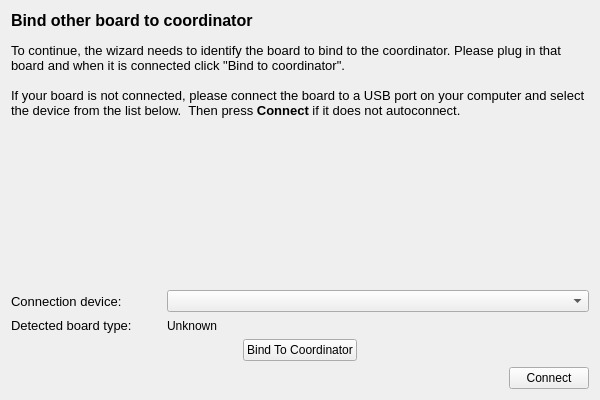
Before: the Qt Designer form ground/gcs/src/plugins/rfmbindwizard/pages/coordinatedpage.ui in TauLabs/TauLabs, drawn with Qt 5.
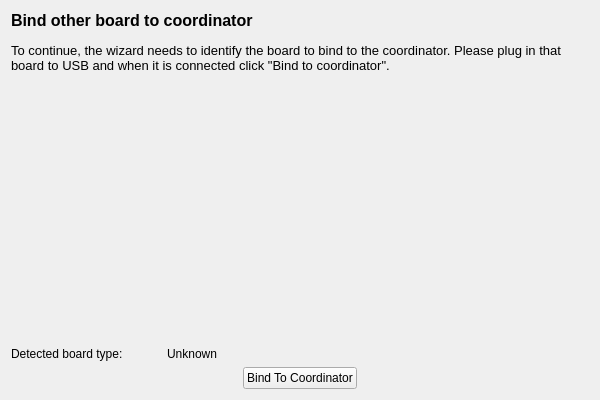
After: the same form once the commit is applied.

Commit message: GCS/Bind wizard: Update coordinated page to use common class

What changed in the file:
```diff
--- a/ground/gcs/src/plugins/rfmbindwizard/pages/coordinatedpage.ui
+++ b/ground/gcs/src/plugins/rfmbindwizard/pages/coordinatedpage.ui
@@ -35,9 +35,7 @@
 &lt;/style&gt;&lt;/head&gt;&lt;body style=&quot; font-family:'.Lucida Grande UI'; font-size:13pt; font-weight:400; font-style:normal;&quot;&gt;
 &lt;p style=&quot; margin-top:0px; margin-bottom:0px; margin-left:0px; margin-right:0px; -qt-block-indent:0; text-indent:0px;&quot;&gt;&lt;span style=&quot; font-family:'MS Shell Dlg 2'; font-size:12pt; font-weight:600;&quot;&gt;Bind other board to coordinator&lt;/span&gt;&lt;/p&gt;
 &lt;p style=&quot;-qt-paragraph-type:empty; margin-top:0px; margin-bottom:0px; margin-left:0px; margin-right:0px; -qt-block-indent:0; text-indent:0px; font-family:'MS Shell Dlg 2'; font-size:8pt;&quot;&gt;&lt;br /&gt;&lt;/p&gt;
-&lt;p style=&quot; margin-top:0px; margin-bottom:0px; margin-left:0px; margin-right:0px; -qt-block-indent:0; text-indent:0px;&quot;&gt;&lt;span style=&quot; font-family:'MS Shell Dlg 2'; font-size:10pt;&quot;&gt;To continue, the wizard needs to identify the board to bind to the coordinator. Please plug in that board and when it is connected click &amp;quot;Bind to coordinator&amp;quot;.&lt;/span&gt;&lt;/p&gt;
-&lt;p style=&quot;-qt-paragraph-type:empty; margin-top:0px; margin-bottom:0px; margin-left:0px; margin-right:0px; -qt-block-indent:0; text-indent:0px; font-family:'MS Shell Dlg 2'; font-size:10pt;&quot;&gt;&lt;br /&gt;&lt;/p&gt;
-&lt;p style=&quot; margin-top:0px; margin-bottom:0px; margin-left:0px; margin-right:0px; -qt-block-indent:0; text-indent:0px;&quot;&gt;&lt;span style=&quot; font-family:'MS Shell Dlg 2'; font-size:10pt;&quot;&gt;If your board is not connected, please connect the board to a USB port on your computer and select the device from the list below.  Then press &lt;/span&gt;&lt;span style=&quot; font-family:'MS Shell Dlg 2'; font-size:10pt; font-weight:600;&quot;&gt;Connect&lt;/span&gt;&lt;span style=&quot; font-family:'MS Shell Dlg 2'; font-size:10pt;&quot;&gt; if it does not autoconnect.&lt;/span&gt;&lt;/p&gt;&lt;/body&gt;&lt;/html&gt;</string>
+&lt;p style=&quot; margin-top:0px; margin-bottom:0px; margin-left:0px; margin-right:0px; -qt-block-indent:0; text-indent:0px;&quot;&gt;&lt;span style=&quot; font-family:'MS Shell Dlg 2'; font-size:10pt;&quot;&gt;To continue, the wizard needs to identify the board to bind to the coordinator. Please plug in that board to USB and when it is connected click &amp;quot;Bind to coordinator&amp;quot;.&lt;/span&gt;&lt;/p&gt;&lt;/body&gt;&lt;/html&gt;</string>
      </property>
      <property name="textFormat">
       <enum>Qt::AutoText</enum>
@@ -68,40 +66,6 @@
    </item>
    <item>
     <layout class="QVBoxLayout" name="verticalLayout_2">
-     <item>
-      <layout class="QHBoxLayout" name="horizontalLayout_2">
-       <item>
-        <widget class="QLabel" name="label_2">
-         <property name="minimumSize">
-          <size>
-           <width>150</width>
-           <height>0</height>
-          </size>
-         </property>
-         <property name="font">
-          <font>
-           <pointsize>10</pointsize>
-           <weight>50</weight>
-           <bold>false</bold>
-          </font>
-         </property>
-         <property name="text">
-          <string>Connection device:</string>
-         </property>
-        </widget>
-       </item>
-       <item>
-        <widget class="QComboBox" name="deviceCombo">
-         <property name="sizePolicy">
-          <sizepolicy hsizetype="Expanding" vsizetype="Fixed">
-           <horstretch>0</horstretch>
-           <verstretch>0</verstretch>
-          </sizepolicy>
-         </property>
-        </widget>
-       </item>
-      </layout>
-     </item>
      <item>
       <layout class="QHBoxLayout" name="horizontalLayout_3">
        <item>
@@ -112,13 +76,6 @@
            <height>0</height>
           </size>
          </property>
-         <property name="font">
-          <font>
-           <pointsize>10</pointsize>
-           <weight>50</weight>
-           <bold>false</bold>
-          </font>
-         </property>
          <property name="text">
           <string>Detected board type:</string>
          </property>
@@ -176,36 +133,6 @@
        </item>
       </layout>
      </item>
-     <item>
-      <layout class="QHBoxLayout" name="horizontalLayout">
-       <item>
-        <spacer name="horizontalSpacer">
-         <property name="orientation">
-          <enum>Qt::Horizontal</enum>
-         </property>
-         <property name="sizeHint" stdset="0">
-          <size>
-           <width>40</width>
-           <height>20</height>
-          </size>
-         </property>
-        </spacer>
-       </item>
-       <item>
-        <widget class="QPushButton" name="connectButton">
-         <property name="maximumSize">
-          <size>
-           <width>120</width>
-           <height>16777215</height>
-          </size>
-         </property>
-         <property name="text">
-          <string>Connect</string>
-         </property>
-        </widget>
-       </item>
-      </layout>
-     </item>
     </layout>
    </item>
   </layout>
```
The commit also changes 2 other files.
